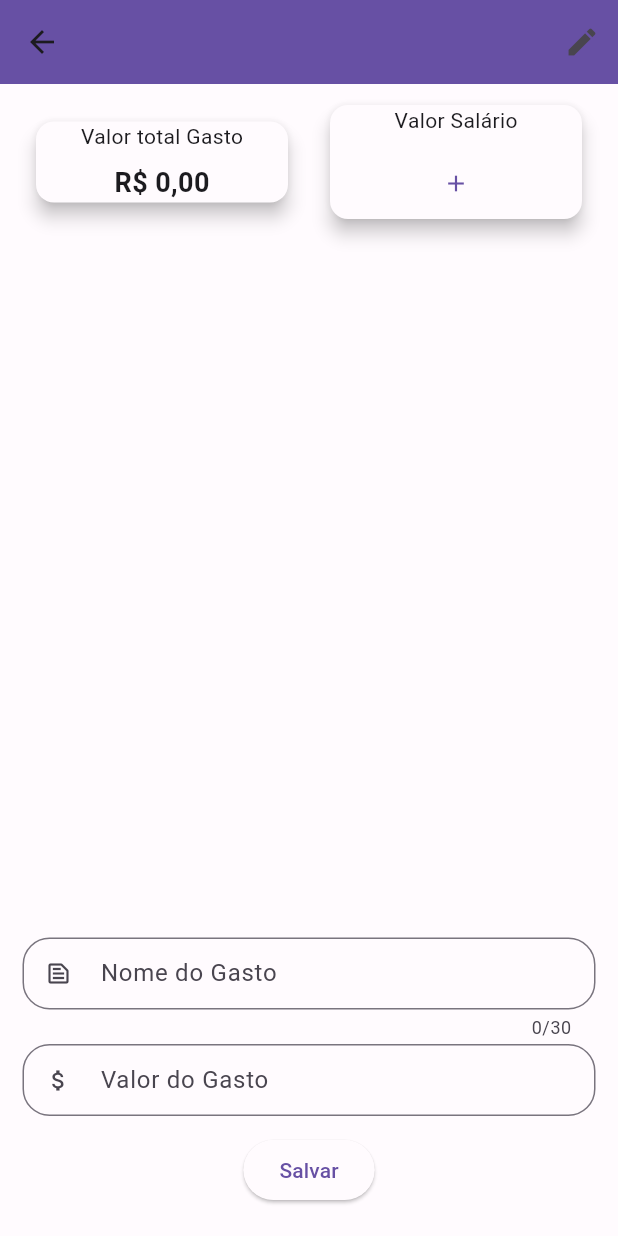
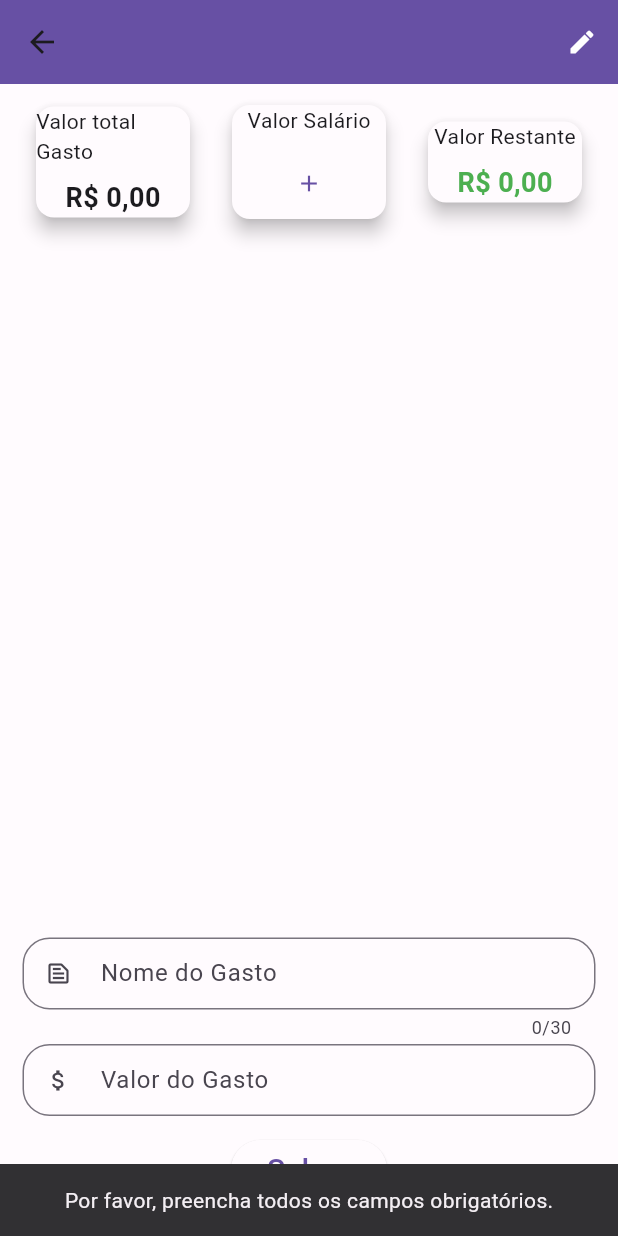
Before and after one commit to gustavorodrii/SiteGastos-Flutter, a Flutter app: the ItemPage screen opened directly with empty values, after a tap on "Salvar", on a phone screen of 412 x 824 dp. Run offline on Flutter 3.47's test engine with Material 2 defaults, Android fonts, the light colour scheme and no system bars; our stand-ins replace shared_preferences; accounts and stored records are empty.

Commit message:
gastos page done 2

```diff
--- a/lib/pages/home_page.dart
+++ b/lib/pages/home_page.dart
@@ -202,7 +202,7 @@
               saveItems(items);
             },
           ),
-          duration: const Duration(seconds: 3),
+          duration: const Duration(seconds: 2),
         ),
       );
     });
@@ -251,7 +251,9 @@
                   },
                   child: Padding(
                     padding: const EdgeInsets.symmetric(
-                        vertical: 15, horizontal: 20),
+                      vertical: 10,
+                      horizontal: 5,
+                    ),
                     child: ListTilePage(
                       mainItemName: customItem.mainItemName,
                       monthName: customItem.monthName,
--- a/lib/pages/item_page.dart
+++ b/lib/pages/item_page.dart
@@ -87,6 +87,21 @@
     return currencyFormat.format(total);
   }
 
+  Future<double> calculateRemainingValue() async {
+    if (salario == null) {
+      return 0.0;
+    }
+
+    double totalGasto = 0.0;
+    for (var expense in expenses) {
+      if (expense.isChecked) {
+        totalGasto += expense.value;
+      }
+    }
+
+    return salario! - totalGasto;
+  }
+
   @override
   Widget build(BuildContext context) {
     return Scaffold(
@@ -139,7 +154,7 @@
                 },
               );
             },
-            icon: Icon(Icons.edit),
+            icon: const Icon(Icons.edit, color: Colors.white, size: 20),
           ),
         ],
       ),
@@ -244,8 +259,64 @@
                                     },
                                   );
                                 },
-                                child: Icon(Icons.add),
+                                child: const Icon(Icons.add),
                               ),
+                      ],
+                    ),
+                  ),
+                ),
+                const SizedBox(width: 20),
+                Expanded(
+                  child: Card(
+                    elevation: 5,
+                    child: Column(
+                      children: [
+                        Text(
+                          'Valor Restante',
+                          style: TextStyle(
+                            fontWeight: FontWeight.w400,
+                          ),
+                        ),
+                        SizedBox(height: 8),
+                        FutureBuilder<double>(
+                          // Calcula o valor restante
+                          future: calculateRemainingValue(),
+                          builder: (context, snapshot) {
+                            if (snapshot.connectionState ==
+                                ConnectionState.waiting) {
+                              return CircularProgressIndicator();
+                            } else if (snapshot.hasError) {
+                              return Text(
+                                'Erro ao calcular',
+                                style: TextStyle(
+                                  fontSize: 18,
+                                  fontWeight: FontWeight.bold,
+                                  color: Colors.red,
+                                ),
+                              );
+                            } else {
+                              final remainingValue = snapshot.data!;
+                              final formattedValue = NumberFormat.currency(
+                                locale: 'pt_BR',
+                                decimalDigits: 2,
+                                symbol: 'R\$',
+                              ).format(remainingValue);
+
+                              final color = remainingValue < 0
+                                  ? Colors.red
+                                  : Colors.green;
+
+                              return Text(
+                                formattedValue,
+                                style: TextStyle(
+                                  fontSize: 18,
+                                  fontWeight: FontWeight.bold,
+                                  color: color,
+                                ),
+                              );
+                            }
+                          },
+                        ),
                       ],
                     ),
                   ),
@@ -271,7 +342,7 @@
                   background: Container(
                     color: Colors.red,
                     alignment: Alignment.centerRight,
-                    child: const Padding(
+                    child: Padding(
                       padding: EdgeInsets.symmetric(horizontal: 20),
                       child: Icon(Icons.delete, color: Colors.white),
                     ),
@@ -282,7 +353,6 @@
                       value: expense.isChecked,
                       onChanged: (bool? value) {
                         setState(() {
-                          isCheckBoxSelected = value ?? false;
                           expense.isChecked = value ?? false;
                           saveItems(expenses);
                         });
@@ -339,6 +409,7 @@
             child: TextField(
               controller: valorController,
               focusNode: _valorFocus,
+              keyboardType: TextInputType.number,
               decoration: InputDecoration(
                 labelText: 'Valor do Gasto',
                 prefixIcon: const Icon(Icons.attach_money_outlined),
@@ -353,9 +424,11 @@
           ElevatedButton(
             onPressed: () {
               final double value = double.tryParse(valorController.text) ?? 0.0;
-              if (value > 0) {
+              final String gastoText = gastoController.text.trim();
+
+              if (value > 0 && gastoText.isNotEmpty) {
                 final ExpenseData newExpense = ExpenseData(
-                  name: gastoController.text,
+                  name: gastoText,
                   value: value,
                   isChecked: false,
                 );
@@ -365,9 +438,23 @@
                   valorController.clear();
                 });
                 saveItems(expenses);
+              } else {
+                // Exibir um SnackBar informando que o campo é obrigatório.
+                ScaffoldMessenger.of(context).showSnackBar(
+                  const SnackBar(
+                    content: Center(
+                      child: Text(
+                          'Por favor, preencha todos os campos obrigatórios.'),
+                    ),
+                    duration: Duration(seconds: 2),
+                  ),
+                );
               }
             },
-            child: const Text('Salvar'),
+            child: const Text(
+              'Salvar',
+              style: TextStyle(fontSize: 20),
+            ),
           ),
           const SizedBox(height: 20),
         ],
--- a/lib/pages/list_tile.dart
+++ b/lib/pages/list_tile.dart
@@ -21,7 +21,7 @@
         side: BorderSide(color: darkTheme.primaryColor),
       ),
       child: Padding(
-        padding: const EdgeInsets.symmetric(horizontal: 10, vertical: 15),
+        padding: const EdgeInsets.symmetric(horizontal: 15, vertical: 15),
         child: Column(
           crossAxisAlignment: CrossAxisAlignment.start,
           mainAxisAlignment: MainAxisAlignment.start,
```
